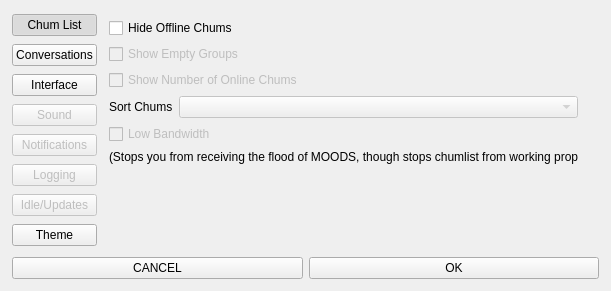
Above: themes/pesterchum2.5/ui/OptionsWindow.ui from henry232323/Pesterchum before the change. Below: the same form after it.
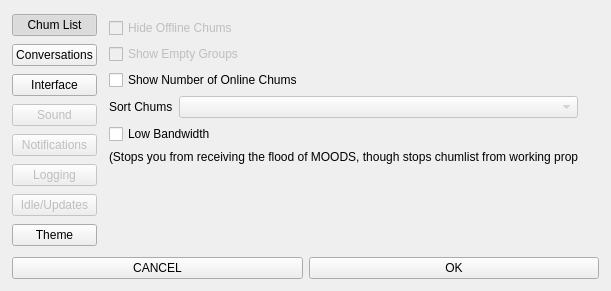
That is the form after the change.

Patch:
```diff
--- a/themes/pesterchum2.5/ui/OptionsWindow.ui
+++ b/themes/pesterchum2.5/ui/OptionsWindow.ui
@@ -150,6 +150,9 @@
              </property>
              <item>
               <widget class="QCheckBox" name="hideOfflineRadio">
+               <property name="enabled">
+                <bool>false</bool>
+               </property>
                <property name="text">
                 <string>Hide Offline Chums</string>
                </property>
@@ -168,7 +171,7 @@
              <item>
               <widget class="QCheckBox" name="showNumberRadio">
                <property name="enabled">
-                <bool>false</bool>
+                <bool>true</bool>
                </property>
                <property name="text">
                 <string>Show Number of Online Chums</string>
@@ -199,7 +202,7 @@
              <item>
               <widget class="QCheckBox" name="lowBandwidthRadio">
                <property name="enabled">
-                <bool>false</bool>
+                <bool>true</bool>
                </property>
                <property name="text">
                 <string>Low Bandwidth</string>
```
